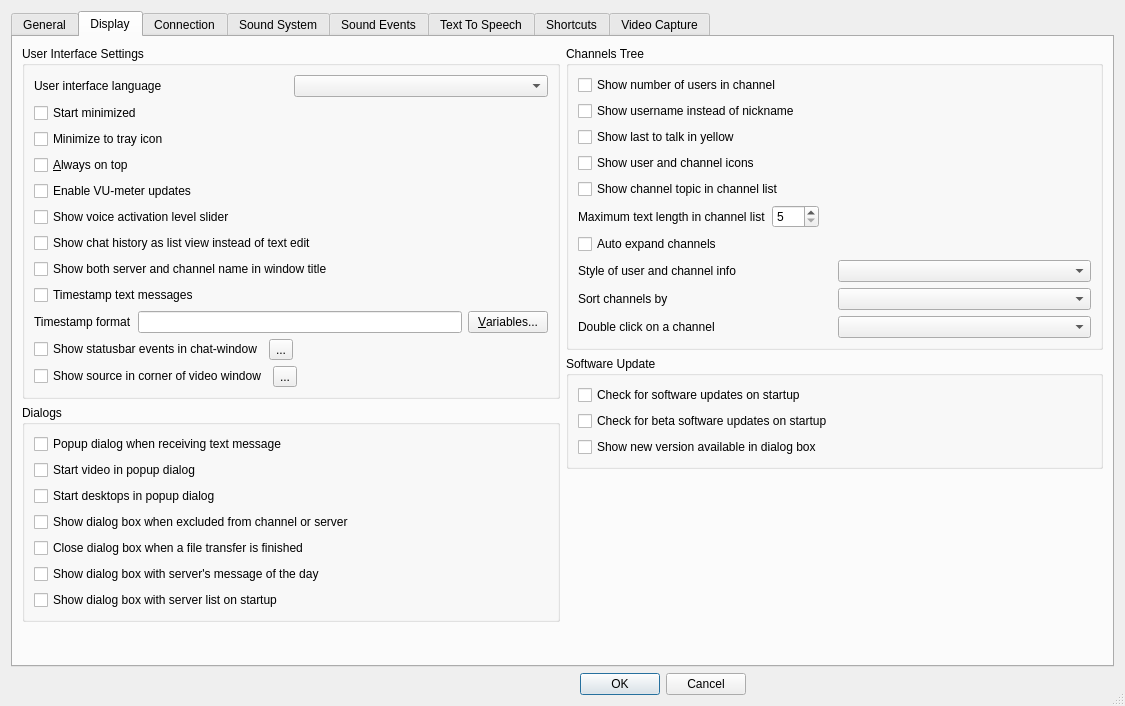
Old version of the form Client/qtTeamTalk/preferences.ui in the repository BearWare/TeamTalk5.
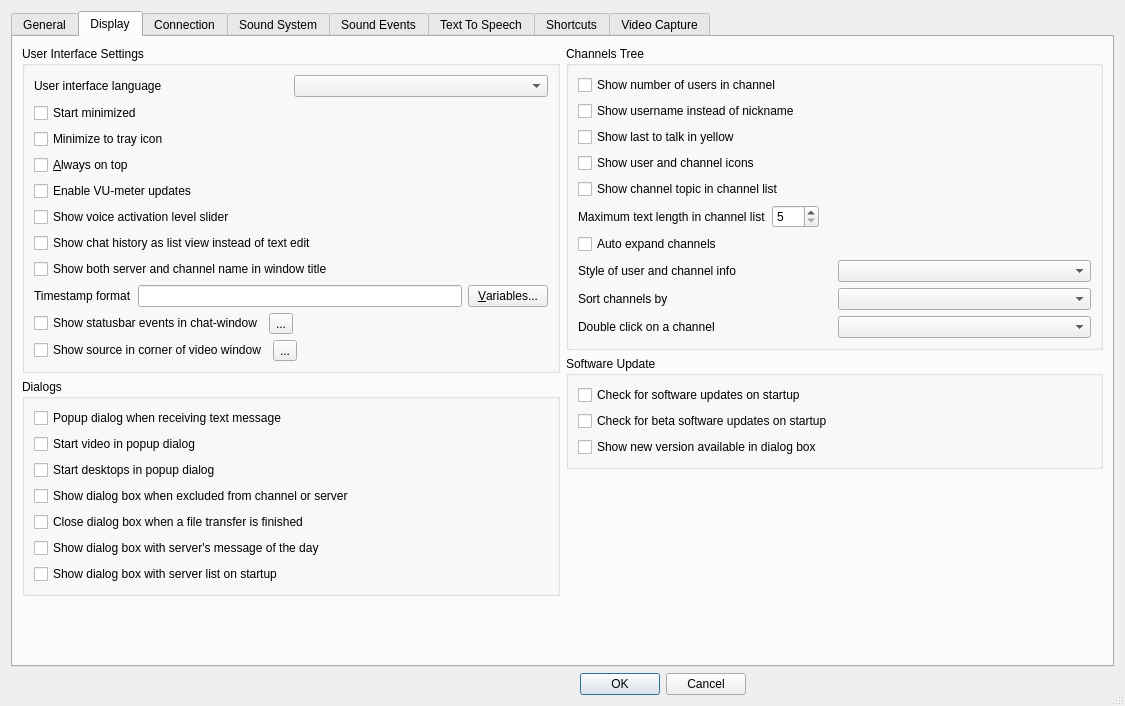
New version of the form. The open tabs and pages were chosen to show the change. Icons and pictures are not drawn. Custom widgets are drawn as their Qt base class.

Commit message: Remove SETTINGS_DISPLAY_MSGTIMESTAMP

```diff
--- a/Client/qtTeamTalk/preferences.ui
+++ b/Client/qtTeamTalk/preferences.ui
@@ -441,13 +441,6 @@
               </property>
              </widget>
             </item>
-            <item>
-             <widget class="QCheckBox" name="msgtimestampChkBox">
-              <property name="text">
-               <string>Timestamp text messages</string>
-              </property>
-             </widget>
-            </item>
             <item>
              <layout class="QHBoxLayout" name="horizontalLayout_30">
               <item>
```
The commit also changes 7 other files.
